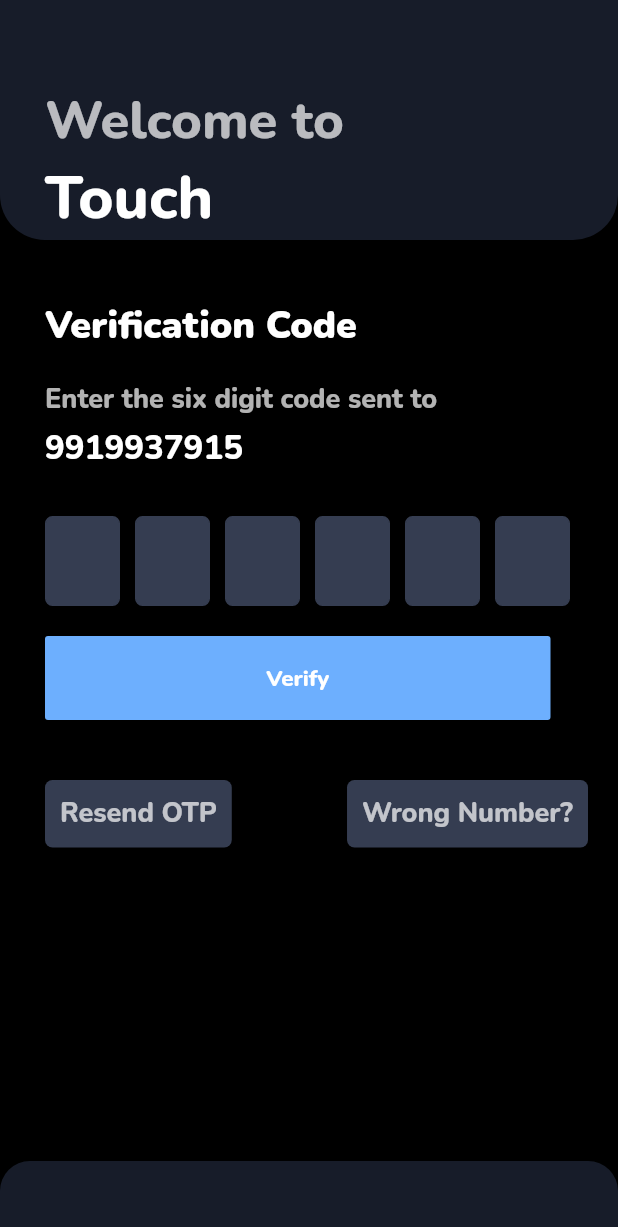
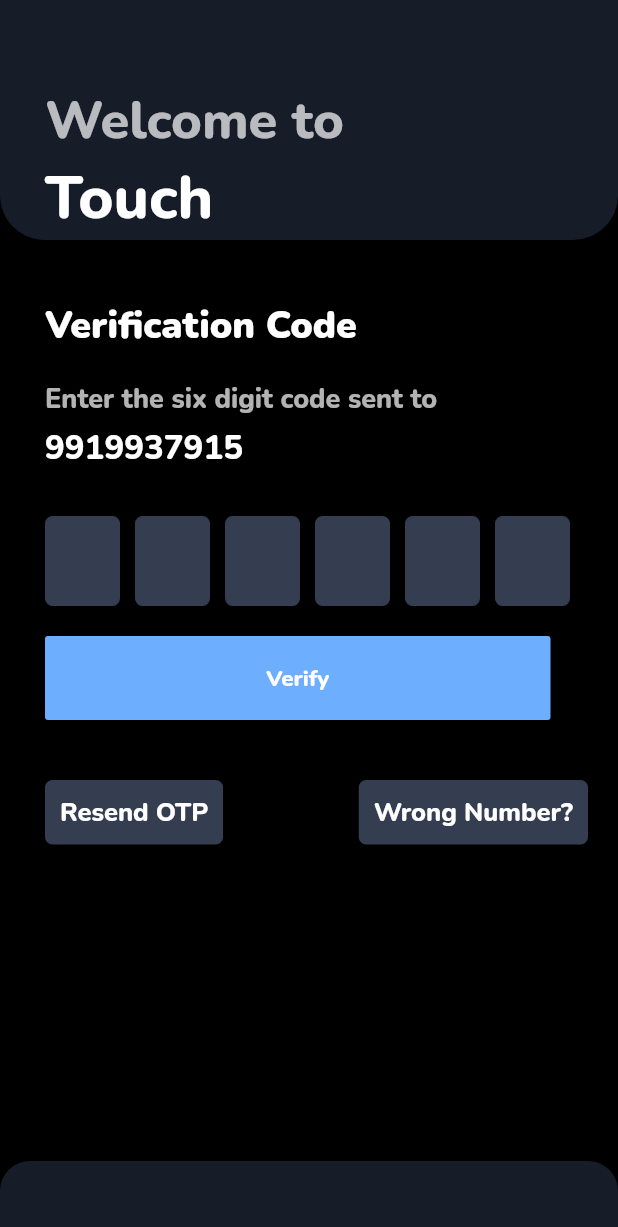
Before and after one commit to yogesh-hackx/Unknown_startup, a Flutter app: the OneTimePassword screen opened directly with empty values, on a phone screen of 412 x 824 dp. Shown: the top 1227 px of the screen. Run offline on Flutter 3.47's test engine with Material 2 defaults, Android fonts, the phone set to English and light mode, and no system bars; our stand-ins replace badges, cached_network_image, chewie, cloud_firestore, file_picker, firebase_auth and 12 more; missing offline and left inert: agora_rtc_engine, chat_pickers, flutter_downloader, video_compress, video_thumbnail; accounts and stored records are empty.

Commit message:
theme added

```diff
--- a/lib/main.dart
+++ b/lib/main.dart
@@ -97,13 +97,13 @@ class _MyAppState extends State<MyApp> with WidgetsBindingObserver {
             color: Colors.white,
           ),
           floatingActionButtonTheme: FloatingActionButtonThemeData(
-            backgroundColor: Color.fromRGBO(109, 175, 254, 1),
+            backgroundColor: const Color.fromRGBO(109, 175, 254, 1),
           ),
-          buttonColor: Color.fromRGBO(109, 175, 254, 1),
+          buttonColor: const Color.fromRGBO(109, 175, 254, 1),
           bottomNavigationBarTheme: BottomNavigationBarThemeData(
             backgroundColor: Colors.black,
             type: BottomNavigationBarType.fixed,
-            selectedItemColor: Color.fromRGBO(109, 175, 254, 1),
+            selectedItemColor: const Color.fromRGBO(109, 175, 254, 1),
             unselectedItemColor: Colors.white,
             selectedLabelStyle: GoogleFonts.nunito(
               fontWeight: FontWeight.bold,
--- a/lib/screens/otp_screen.dart
+++ b/lib/screens/otp_screen.dart
@@ -250,7 +250,7 @@ class _OneTimePasswordState extends State<OneTimePassword> {
                 ),
                 margin: const EdgeInsets.only(left: 30, top: 40),
                 child: Text("Resend OTP",
-                    style: Theme.of(context).textTheme.headline4),
+                    style: Theme.of(context).textTheme.headline5),
               ),
               Container(
                 padding: EdgeInsets.all(10),
@@ -267,7 +267,7 @@ class _OneTimePasswordState extends State<OneTimePassword> {
                     }));
                   },
                   child: Text("Wrong Number?",
-                      style: Theme.of(context).textTheme.headline4),
+                      style: Theme.of(context).textTheme.headline5),
                 ),
               )
             ],
```
Also changed, not shown: lib/widgets/chat_tile.dart (+23 -5 lines).
